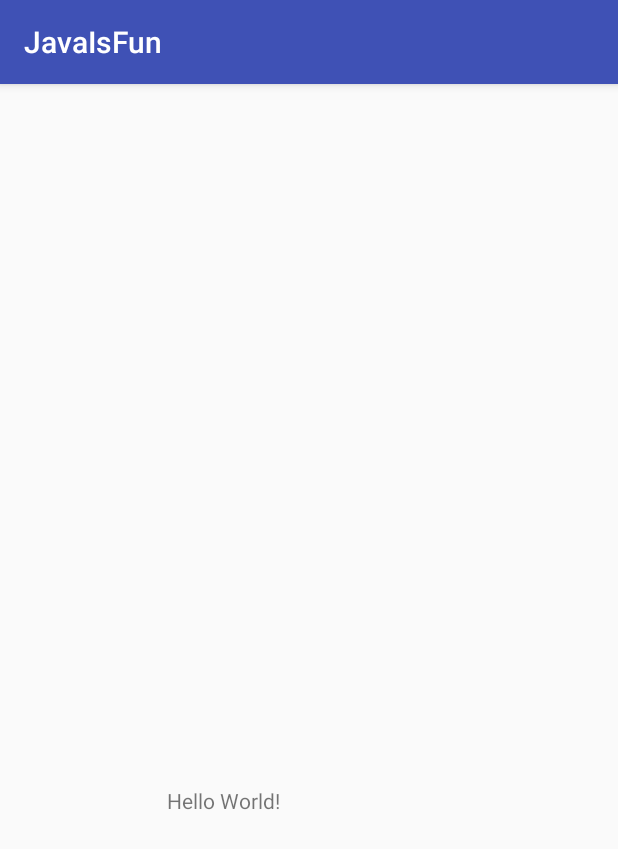
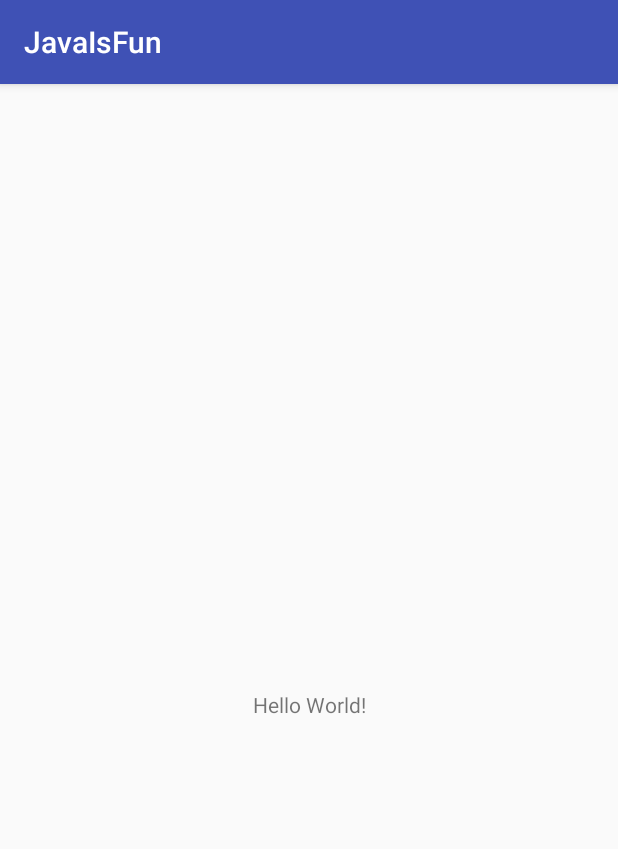
Before and after one commit to jvbeltra/JavaIsFun, an Android app: the screen it shows after launch (MainActivity), on a phone screen of 412 x 824 dp. Shown: the top 849 px of the screen. Run offline under Robolectric (Android 15) with nearby library versions, the phone set to English and light mode, and no system bars.

Commit message:
commit do alfred 1

```diff
--- a/app/src/main/res/layout/activity_main.xml
+++ b/app/src/main/res/layout/activity_main.xml
@@ -14,7 +14,6 @@
         app:layout_constraintLeft_toLeftOf="parent"
         app:layout_constraintRight_toRightOf="parent"
         app:layout_constraintTop_toTopOf="parent"
-        app:layout_constraintHorizontal_bias="0.331"
-        app:layout_constraintVertical_bias="0.625" />
+        app:layout_constraintVertical_bias="0.54" />
 
 </android.support.constraint.ConstraintLayout>
```
